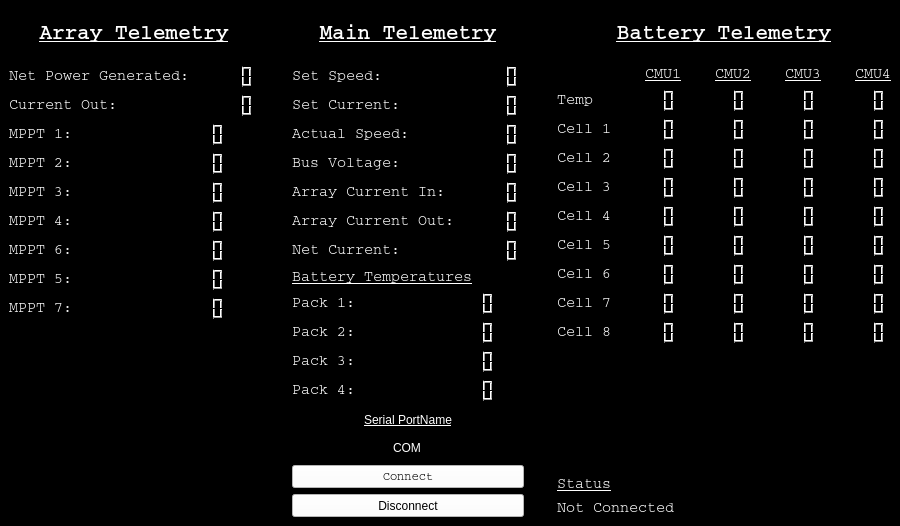
Old version of the form SolarCarTestUI.ui in the repository UCSolarCarTeam/Delta-Desktop-Client-Telemetry.
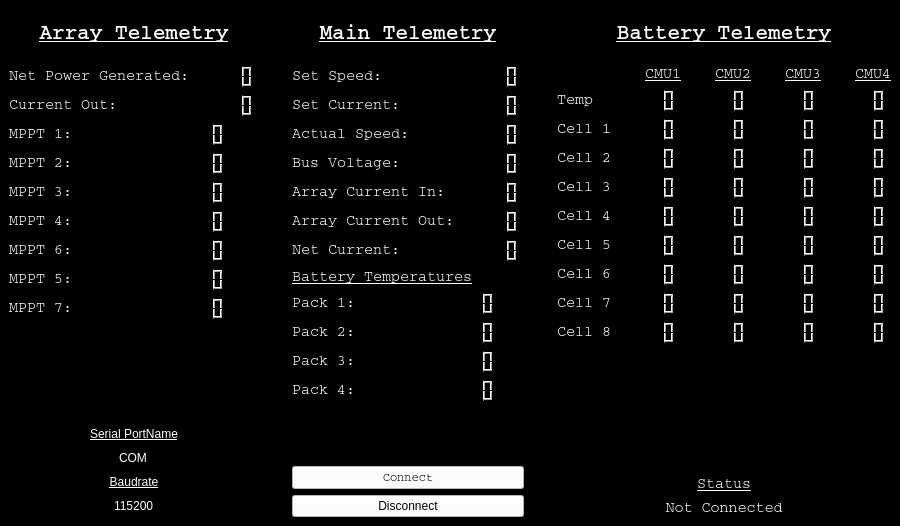
New version of the form. Icons and pictures are not drawn.

```diff
--- a/SolarCarTestUI.ui
+++ b/SolarCarTestUI.ui
@@ -296,6 +296,62 @@
           </property>
          </spacer>
         </item>
+        <item>
+         <widget class="QLabel" name="SerialPortNameBoxLabel">
+          <property name="styleSheet">
+           <string notr="true">font: 8pt &quot;Courier&quot;;
+text-decoration: underline;</string>
+          </property>
+          <property name="text">
+           <string>Serial PortName</string>
+          </property>
+          <property name="alignment">
+           <set>Qt::AlignCenter</set>
+          </property>
+         </widget>
+        </item>
+        <item>
+         <widget class="QLineEdit" name="SerialPortNameBox">
+          <property name="styleSheet">
+           <string notr="true">font: 8pt &quot;Courier&quot;;
+</string>
+          </property>
+          <property name="text">
+           <string>COM</string>
+          </property>
+          <property name="alignment">
+           <set>Qt::AlignCenter</set>
+          </property>
+         </widget>
+        </item>
+        <item>
+         <widget class="QLabel" name="baudRateBoxLabel">
+          <property name="styleSheet">
+           <string notr="true">font: 8pt &quot;Courier&quot;;
+text-decoration: underline;</string>
+          </property>
+          <property name="text">
+           <string>Baudrate</string>
+          </property>
+          <property name="alignment">
+           <set>Qt::AlignCenter</set>
+          </property>
+         </widget>
+        </item>
+        <item>
+         <widget class="QLineEdit" name="baudRateBox">
+          <property name="styleSheet">
+           <string notr="true">font: 8pt &quot;Courier&quot;;
+</string>
+          </property>
+          <property name="text">
+           <string>115200</string>
+          </property>
+          <property name="alignment">
+           <set>Qt::AlignCenter</set>
+          </property>
+         </widget>
+        </item>
        </layout>
       </item>
       <item>
@@ -595,38 +651,23 @@
             </item>
            </layout>
           </item>
+          <item>
+           <spacer name="verticalSpacer_3">
+            <property name="orientation">
+             <enum>Qt::Vertical</enum>
+            </property>
+            <property name="sizeHint" stdset="0">
+             <size>
+              <width>20</width>
+              <height>40</height>
+             </size>
+            </property>
+           </spacer>
+          </item>
          </layout>
         </item>
         <item>
          <layout class="QVBoxLayout" name="StatusLayout">
-          <item>
-           <widget class="QLabel" name="SerialPortNameBoxLabel">
-            <property name="styleSheet">
-             <string notr="true">font: 8pt &quot;Courier&quot;;
-text-decoration: underline;</string>
-            </property>
-            <property name="text">
-             <string>Serial PortName</string>
-            </property>
-            <property name="alignment">
-             <set>Qt::AlignCenter</set>
-            </property>
-           </widget>
-          </item>
-          <item>
-           <widget class="QLineEdit" name="SerialPortNameBox">
-            <property name="styleSheet">
-             <string notr="true">font: 8pt &quot;Courier&quot;;
-</string>
-            </property>
-            <property name="text">
-             <string>COM</string>
-            </property>
-            <property name="alignment">
-             <set>Qt::AlignCenter</set>
-            </property>
-           </widget>
-          </item>
           <item>
            <widget class="QPushButton" name="connectButton">
             <property name="font">
@@ -1230,6 +1271,9 @@
           <property name="text">
            <string>&lt;html&gt;&lt;head/&gt;&lt;body&gt;&lt;p&gt;&lt;span style=&quot; font-size:11pt; text-decoration: underline;&quot;&gt;Status&lt;/span&gt;&lt;/p&gt;&lt;/body&gt;&lt;/html&gt;</string>
           </property>
+          <property name="alignment">
+           <set>Qt::AlignCenter</set>
+          </property>
          </widget>
         </item>
         <item>
@@ -1242,6 +1286,9 @@
           <property name="text">
            <string>&lt;html&gt;&lt;head/&gt;&lt;body&gt;&lt;p&gt;&lt;span style=&quot; font-size:11pt;&quot;&gt;Not Connected&lt;/span&gt;&lt;/p&gt;&lt;/body&gt;&lt;/html&gt;</string>
           </property>
+          <property name="alignment">
+           <set>Qt::AlignCenter</set>
+          </property>
          </widget>
         </item>
        </layout>
```
Left out of the diff: 2 changed lines with no effect on the pictures.
